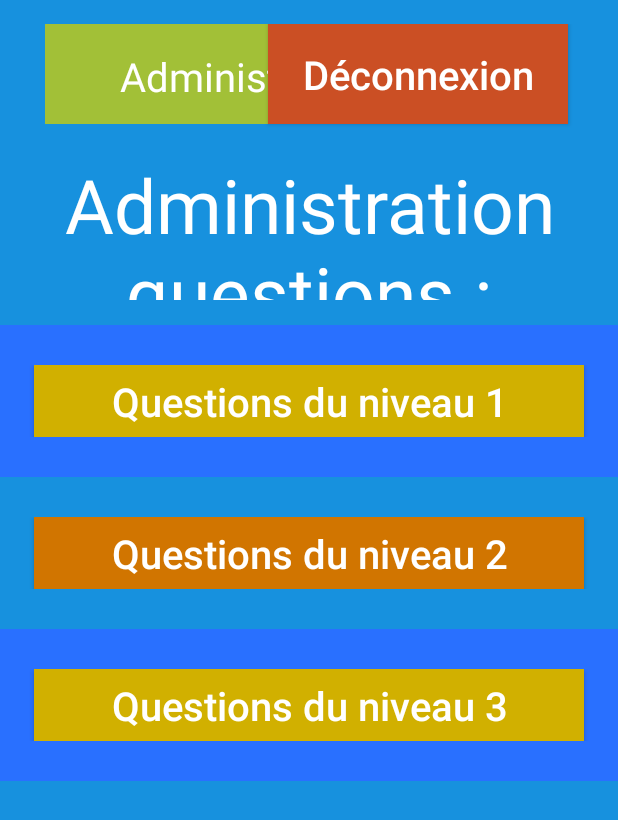
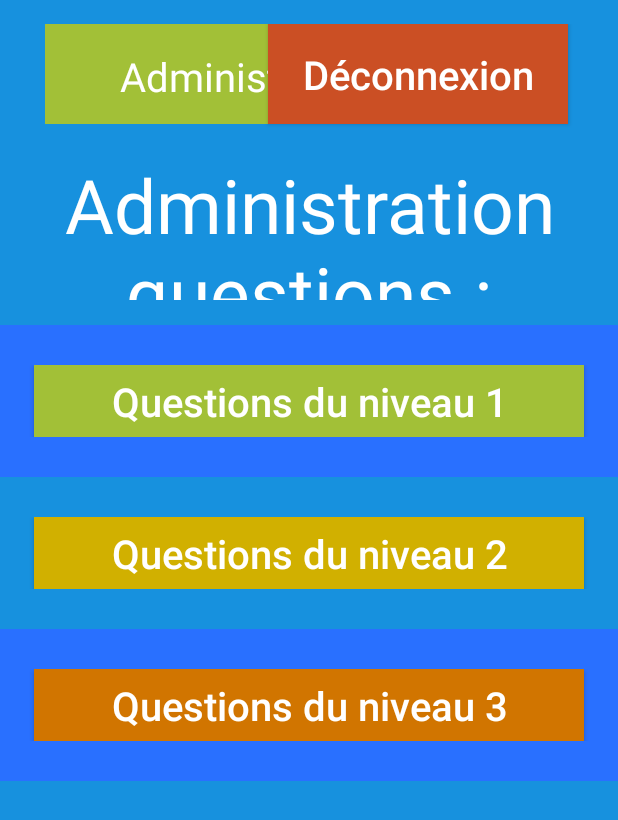
Before and after one commit to lmontion/ABC-Geometrie, an Android app: the layout activity_admin_questions.xml on its own in the app's theme, with its tools: preview values and no code run, on a phone screen of 412 x 824 dp. Shown: the top 820 px of the screen. Run offline under Robolectric (Android 15) with nearby library versions, the phone set to English and light mode, and no system bars.

Commit message:
Mise en place d'une ressources color et application

```diff
--- a/android/ABCGeometrie/app/src/main/res/drawable/circle.xml
+++ b/android/ABCGeometrie/app/src/main/res/drawable/circle.xml
@@ -1,5 +1,5 @@
 <?xml version="1.0" encoding="utf-8"?>
 <shape xmlns:android="http://schemas.android.com/apk/res/android" android:shape="oval" >
-    <gradient android:centerColor="#A2C037"  android:startColor="#A2C037" android:endColor="#A2C037"
+    <gradient android:centerColor="@color/monVert"  android:startColor="@color/monVert" android:endColor="@color/monVert"
     android:angle="450"/>
 </shape>
--- a/android/ABCGeometrie/app/src/main/res/drawable/diamond.xml
+++ b/android/ABCGeometrie/app/src/main/res/drawable/diamond.xml
@@ -11,6 +11,6 @@
         android:height="100dp"
         android:width="100dp" />
     <solid
-        android:color="#D17500"/>
+        android:color="@color/monOrange"/>
     </shape>
 </rotate>
--- a/android/ABCGeometrie/app/src/main/res/drawable/square.xml
+++ b/android/ABCGeometrie/app/src/main/res/drawable/square.xml
@@ -6,5 +6,5 @@ android:shape="rectangle">
         android:height="100dp"
         android:width="100dp" />
     <solid
-        android:color="#D1B000"/>
+        android:color="@color/monJaune"/>
 </shape>
--- a/android/ABCGeometrie/app/src/main/res/layout/activity_admin_questions.xml
+++ b/android/ABCGeometrie/app/src/main/res/layout/activity_admin_questions.xml
@@ -3,7 +3,7 @@
     android:layout_height="match_parent"
     android:paddingTop="@dimen/activity_vertical_margin"
     tools:context="com.abcgeometrie.activity.AdminQuestionsActivity"
-    android:background="#ff1791de">
+    android:background="@color/monBleu">
 
     <Button
         android:layout_width="300px"
@@ -11,14 +11,14 @@
         android:width="250px"
         android:textSize="40px"
         android:text="@string/logOut"
-        android:background="#ffcb4f24"
+        android:background="@color/monRouge"
         android:textAllCaps="false"
         android:id="@+id/btnDeco"
         android:layout_marginRight="50px"
         android:layout_gravity="right"
         android:layout_alignParentRight="true"
         android:layout_alignParentEnd="true"
-        android:textColor="#ffffffff"/>
+        android:textColor="@color/monBlanc"/>
 
     <LinearLayout
         android:orientation="vertical"
@@ -36,8 +36,8 @@
             android:text="@string/administrator"
             android:textSize="40px"
             android:layout_marginLeft="45px"
-            android:textColor="#ffffffff"
-            android:background="#A2C037"
+            android:textColor="@color/monBlanc"
+            android:background="@color/monVert"
             android:paddingLeft="15px"
             android:paddingTop="25px"
             android:gravity="center_horizontal"
@@ -54,7 +54,7 @@
             android:textSize="75px"
             android:id="@+id/tvAdmin"
             android:layout_marginTop="30px"
-            android:textColor="#ffffffff"/>
+            android:textColor="@color/monBlanc"/>
 
         <LinearLayout
             android:orientation="vertical"
@@ -67,7 +67,7 @@
                 android:layout_height="wrap_content"
                 android:paddingTop="40px"
                 android:paddingBottom="40px"
-                android:background="#ff2970ff"
+                android:background="@color/monBleuFonce"
                 android:layout_marginTop="25px">
 
                 <Button
@@ -75,11 +75,11 @@
                     android:layout_height="wrap_content"
                     android:text="@string/questLvl1"
                     android:textAllCaps="false"
-                    android:background="#ffd1b000"
+                    android:background="@color/monVert"
                     android:width="550px"
                     android:textSize="40px"
                     android:id="@+id/btn1"
-                    android:textColor="#ffffffff"
+                    android:textColor="@color/monBlanc"
                     android:layout_gravity="center"
                     android:singleLine="true"/>
             </LinearLayout>
@@ -97,11 +97,11 @@
                     android:layout_height="wrap_content"
                     android:text="@string/questLvl2"
                     android:textAllCaps="false"
-                    android:background="#ffd17500"
+                    android:background="@color/monJaune"
                     android:width="550px"
                     android:textSize="40px"
                     android:id="@+id/btn2"
-                    android:textColor="#ffffffff"
+                    android:textColor="@color/monBlanc"
                     android:layout_gravity="center"
                     android:singleLine="true"/>
             </LinearLayout>
@@ -112,22 +112,21 @@
                 android:layout_height="wrap_content"
                 android:paddingTop="40px"
                 android:paddingBottom="40px"
-                android:background="#ff2970ff">
+                android:background="@color/monBleuFonce">
 
                 <Button
                     android:layout_width="wrap_content"
                     android:layout_height="wrap_content"
                     android:text="@string/questLvl3"
                     android:textAllCaps="false"
-                    android:background="#ffd1b000"
+                    android:background="@color/monOrange"
                     android:width="550px"
                     android:textSize="40px"
                     android:id="@+id/btn3"
                     android:layout_gravity="center"
-                    android:textColor="#ffffffff"
+                    android:textColor="@color/monBlanc"
                     android:singleLine="true"/>
             </LinearLayout>
         </LinearLayout>
     </LinearLayout>
-
 </RelativeLayout>
--- a/android/ABCGeometrie/app/src/main/res/layout/activity_question.xml
+++ b/android/ABCGeometrie/app/src/main/res/layout/activity_question.xml
@@ -5,7 +5,7 @@
     android:paddingRight="20px"
     android:paddingTop="@dimen/activity_vertical_margin"
     android:paddingBottom="@dimen/activity_vertical_margin"
-    android:background="#ff1791de">
+    android:background="@color/monBleu">
 
     <TextView
         android:layout_width="726dp"
@@ -13,7 +13,7 @@
         android:layout_height="97dp"
         android:text="@string/labelQuest"
         android:textSize="60px"
-        android:textColor="#ffffffff"
+        android:textColor="@color/monBlanc"
         android:id="@+id/txtViewQuestion"
         android:paddingLeft="50px"/>
 
--- /dev/null
+++ b/android/ABCGeometrie/app/src/main/res/values/color.xml
@@ -0,0 +1,11 @@
+<?xml version="1.0" encoding="utf-8"?>
+<resources>
+    <color name="monBleu">#1791de</color>
+    <color name="monBleuFonce">#2970ff</color>
+    <color name="monOrange">#d17500</color>
+    <color name="monJaune">#d1b000</color>
+    <color name="monRouge">#cb4f24</color>
+    <color name="monVert">#A2C037</color>
+    <color name="monBlanc">#ffffff</color>
+    <color name="monNoir">#000000</color>
+</resources>
```
Also changed, not shown: android/ABCGeometrie/app/src/main/res/layout/activity_admin_under_level_question.xml (+8 -8 lines), android/ABCGeometrie/app/src/main/res/layout/activity_choose_defi.xml (+8 -8 lines), android/ABCGeometrie/app/src/main/res/layout/activity_choose_level.xml (+5 -5 lines), android/ABCGeometrie/app/src/main/res/layout/activity_create_question.xml (+19 -19 lines).
